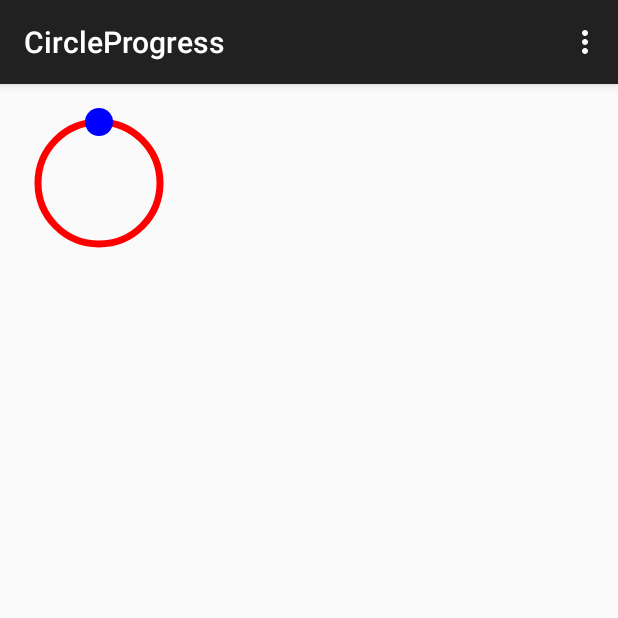
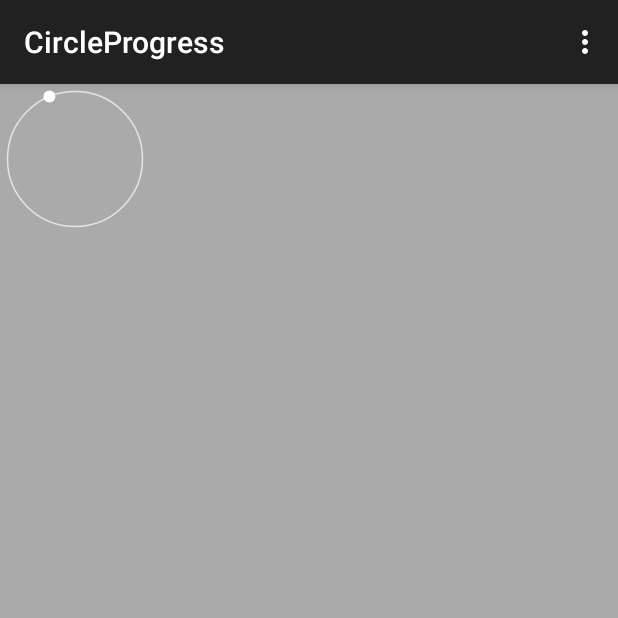
Before and after one commit to songnick/CircleBar, an Android app: the screen it shows after launch (MainActivity), on a phone screen of 412 x 824 dp, the top half of it. Run offline under Robolectric (Android 15) with nearby library versions, the phone set to English and light mode, and no system bars.

Commit message:
update read me

```diff
--- a/app/src/main/res/layout/activity_main.xml
+++ b/app/src/main/res/layout/activity_main.xml
@@ -1,13 +1,19 @@
 <RelativeLayout xmlns:android="http://schemas.android.com/apk/res/android"
-    xmlns:tools="http://schemas.android.com/tools" android:layout_width="match_parent"
-    android:layout_height="match_parent" android:paddingLeft="@dimen/activity_horizontal_margin"
-    android:paddingRight="@dimen/activity_horizontal_margin"
-    android:paddingTop="@dimen/activity_vertical_margin"
-    android:paddingBottom="@dimen/activity_vertical_margin" tools:context=".MainActivity">
+    xmlns:tools="http://schemas.android.com/tools"
+    xmlns:circle_progress="http://schemas.android.com/apk/res-auto"
+    android:layout_width="match_parent"
+    android:layout_height="match_parent"
+    tools:context=".MainActivity"
+    android:background="@android:color/darker_gray">
 
     <com.github.songnick.view.AccelerationProgress
         android:layout_width="100dp"
-        android:layout_height="100dp" />
+        android:layout_height="100dp"
+        circle_progress:accBallBackground="@android:color/white"
+        circle_progress:accBallRadius="4dp"
+        circle_progress:bigCircleBackground="#b1ffffff"
+        circle_progress:bigCircleStroke="1dp"
+        circle_progress:duration="5000"/>
 
 
 
--- a/library/src/main/java/com/github/songnick/view/AccelerationProgress.java
+++ b/library/src/main/java/com/github/songnick/view/AccelerationProgress.java
@@ -67,9 +67,10 @@ public class AccelerationProgress extends View implements LinearAnimation.Linear
     private void init(){
         circlePaint = new Paint();
         circlePaint.setAntiAlias(true);
-        circlePaint.setColor(Color.RED);
+        circlePaint.setColor(bigCircleColor);
         circlePaint.setStrokeWidth(bigCircleStroke);
         circlePaint.setStyle(Paint.Style.STROKE);
+
 
         accBallPaint = new Paint();
         accBallPaint.setAntiAlias(true);
@@ -114,7 +115,7 @@ public class AccelerationProgress extends View implements LinearAnimation.Linear
 
     private float getBigCircleRadius(){
 
-        return rectF.width() / 2 - accBallRadius / 2 - bigCircleStroke;
+        return rectF.width() / 2 - accBallRadius - bigCircleStroke;
     }
 
     private ValueAnimator animator;
```
Also changed, not shown: 4 other files.
